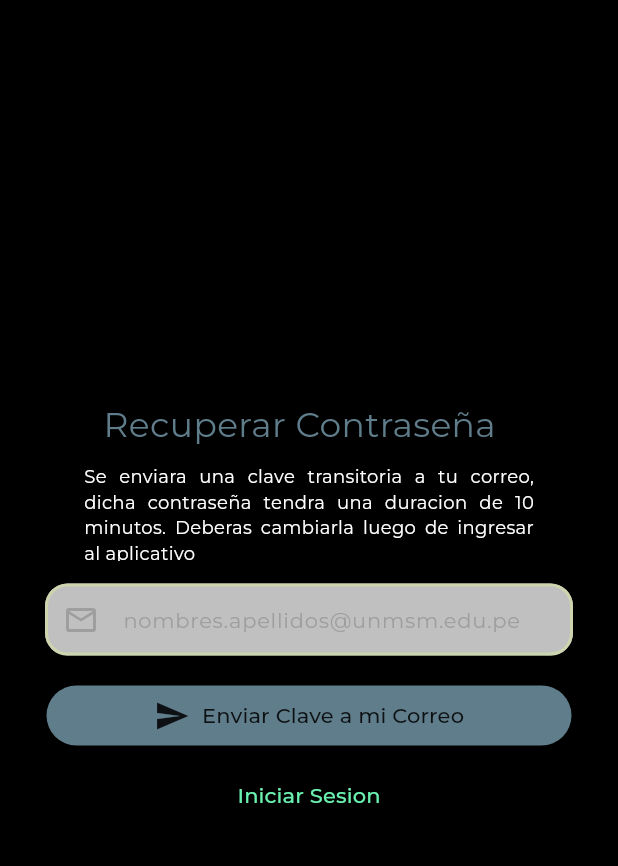
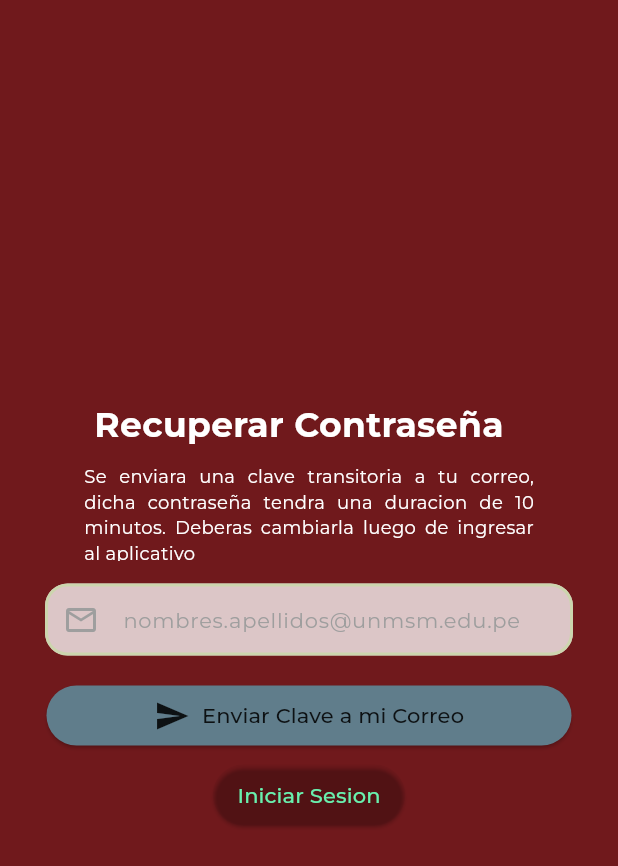
Before and after one commit to JavierPrado18/gestor-tramites-flutter, a Flutter app: the ErrorScreen screen opened by its route, after a tap on "Ir a Inicio", after a tap on "INGRESAR", after a tap on "Olvide mi Contraseña", on a phone screen of 412 x 824 dp. Shown: the top 866 px of the screen. Run offline on Flutter 3.47's test engine with Material 2 defaults, Android fonts, the light colour scheme and no system bars; our stand-ins replace carousel_slider, flutter_secure_storage, google_fonts, lottie, settings_ui, shared_preferences; accounts and stored records are empty; network calls fail.

Commit message:
Color de login , new password y forget password

```diff
--- a/lib/preferences/Styles.dart
+++ b/lib/preferences/Styles.dart
@@ -6,7 +6,8 @@
   ///
   ///
   static Color textColorScreen = Colors.greenAccent;
-  static Color textColorScreen2 = Colors.blueGrey;
+  static Color textColorScreen2 = Colors.white;
+  // static Color textColorScreen2 = Colors.blueGrey;
   static Color botonColorScreen = Colors.blueGrey;
 
   static Color appColor = Color.fromRGBO(112, 25, 28, 1);
@@ -20,8 +21,8 @@
       fontSize: 11, fontWeight: FontWeight.normal, color: Colors.white);
   static TextStyle titleScreen =
       TextStyle(color: textColorScreen, fontSize: 25);
-  static TextStyle subtitleScreen =
-      TextStyle(color: textColorScreen2, fontSize: 23);
+  static TextStyle subtitleScreen = TextStyle(
+      color: textColorScreen2, fontSize: 23, fontWeight: FontWeight.bold);
   static TextStyle helpText =
       const TextStyle(color: Colors.white, fontSize: 12);
 
--- a/lib/screens/crearUsuario_screen.dart
+++ b/lib/screens/crearUsuario_screen.dart
@@ -19,7 +19,7 @@
   @override
   Widget build(BuildContext context) {
     return Scaffold(
-        backgroundColor: Colors.black,
+        backgroundColor: Color.fromRGBO(112, 25, 28, 1),
         body: Padding(
           padding: const EdgeInsets.symmetric(vertical: 10, horizontal: 15),
           child: GestureDetector(
--- a/lib/screens/login_screen.dart
+++ b/lib/screens/login_screen.dart
@@ -17,7 +17,7 @@
   @override
   Widget build(BuildContext context) {
     return Scaffold(
-      backgroundColor: Colors.black,
+      backgroundColor: Color.fromRGBO(112, 25, 28, 1),
       body: SingleChildScrollView(
         child: GestureDetector(
           onTap: () {
--- a/lib/screens/recuperar_screen.dart
+++ b/lib/screens/recuperar_screen.dart
@@ -15,7 +15,7 @@
   @override
   Widget build(BuildContext context) {
     return Scaffold(
-      backgroundColor: Colors.black,
+      backgroundColor: Color.fromRGBO(112, 25, 28, 1),
       body: Padding(
         padding: const EdgeInsets.symmetric(vertical: 25, horizontal: 20),
         child: GestureDetector(
```
